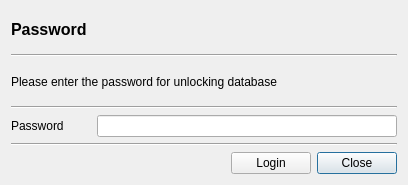
The window that CertMan/login_dlg.ui (jykim74/CertMan) describes before a commit, drawn with Qt 5.
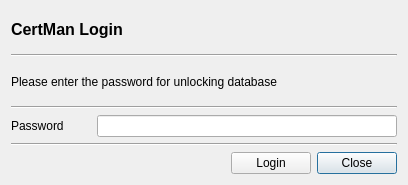
The same window after the commit.

```diff
--- a/CertMan/login_dlg.ui
+++ b/CertMan/login_dlg.ui
@@ -23,7 +23,7 @@
       </font>
      </property>
      <property name="text">
-      <string>Password</string>
+      <string>CertMan Login</string>
      </property>
     </widget>
    </item>
```
